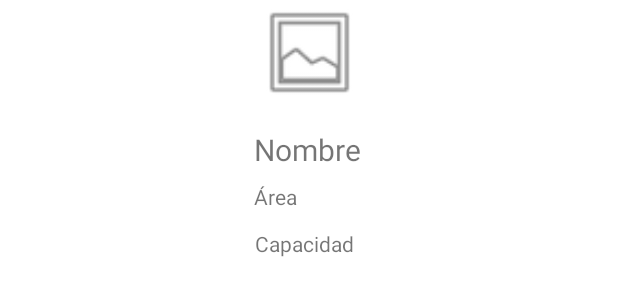
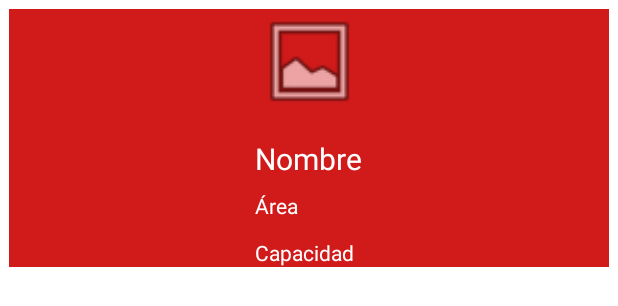
Before and after one commit to s3v268/metropolis-app, an Android app: the layout item_espacios.xml on its own in the app's theme, with its tools: preview values and no code run, on a phone screen of 412 x 824 dp. Shown: the top 306 px of the screen. Run offline under Robolectric (Android 15) with nearby library versions, the phone set to English and light mode, and no system bars; network calls fail.

```diff
--- a/app/src/main/java/com/example/metropolis_app/espacios/EspaciosViewHolder.kt
+++ b/app/src/main/java/com/example/metropolis_app/espacios/EspaciosViewHolder.kt
@@ -11,7 +11,9 @@ class EspaciosViewHolder(val view: View, val mContext: Context) : RecyclerView.V
     private val binding = ItemEspaciosBinding.bind(view)
 
     fun bind( espacio: Espacio) {
-
+        binding.tvNombre.text = espacio.nombre
+        binding.tvArea.text = espacio.area.toString()
+        binding.tvCapacidad.text = espacio.capacidad.toString()
 
     }
 }
--- a/app/src/main/java/com/example/metropolis_app/server/ApiConnection.kt
+++ b/app/src/main/java/com/example/metropolis_app/server/ApiConnection.kt
@@ -13,8 +13,8 @@ object ApiConnection {
             .addInterceptor(this)
             // Agregar el interceptor de autenticación
             .addInterceptor { chain ->
-                val request = chain.request().newBuilder()
-                    .header("Authorization", "Bearer " + "BocA8RrpqfAd38lq4oEdAYeK1qIAkn5MhIZ5Xzmv")
+                val request = chain.request().newBuilder() //Token CRUD Abdellah: BocA8RrpqfAd38lq4oEdAYeK1qIAkn5MhIZ5Xzmv
+                    .header("Authorization", "Bearer " + "BocA8RrpqfAd38lq4oEdAYeK1qIAkn5MhIZ5Xzmv") //ingresar token de autenticación valido
                     .build()
                 chain.proceed(request)
             }
--- a/app/src/main/res/layout/item_espacios.xml
+++ b/app/src/main/res/layout/item_espacios.xml
@@ -3,7 +3,11 @@
     xmlns:app="http://schemas.android.com/apk/res-auto"
     xmlns:tools="http://schemas.android.com/tools"
     android:layout_width="match_parent"
-    android:layout_height="wrap_content">
+    android:layout_height="wrap_content"
+    android:background="@color/primary_color"
+    android:layout_margin="6dp"
+    >
+    >
 
     <ImageView
         android:id="@+id/imgEspacio"
@@ -21,6 +25,7 @@
         android:layout_marginTop="16dp"
         android:text="Nombre"
         android:textSize="20sp"
+        android:textColor="@color/white"
         app:layout_constraintEnd_toEndOf="parent"
         app:layout_constraintHorizontal_bias="0.498"
         app:layout_constraintStart_toStartOf="parent"
@@ -32,6 +37,7 @@
         android:layout_height="wrap_content"
         android:layout_marginTop="12dp"
         android:text="Capacidad"
+        android:textColor="@color/white"
         app:layout_constraintEnd_toEndOf="parent"
         app:layout_constraintHorizontal_bias="0.491"
         app:layout_constraintStart_toStartOf="parent"
@@ -43,6 +49,7 @@
         android:layout_height="wrap_content"
         android:layout_marginTop="8dp"
         android:text="Área"
+        android:textColor="@color/white"
         app:layout_constraintEnd_toEndOf="parent"
         app:layout_constraintHorizontal_bias="0.442"
         app:layout_constraintStart_toStartOf="parent"
```
Also changed, not shown: 1 other file.
